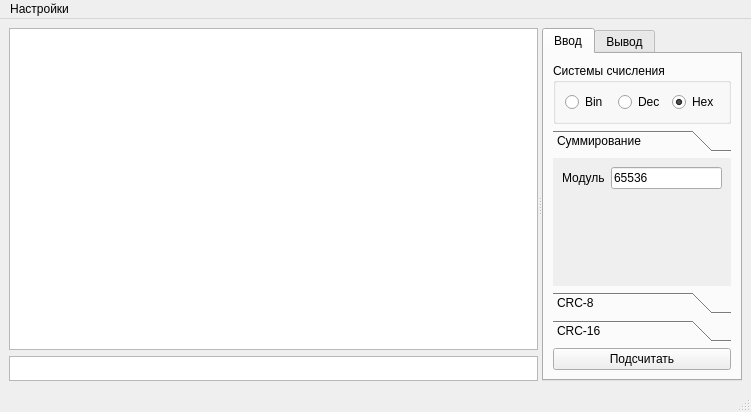
Qt form scheme.ui (Aquarious02/CheckSumCounter) before a commit.
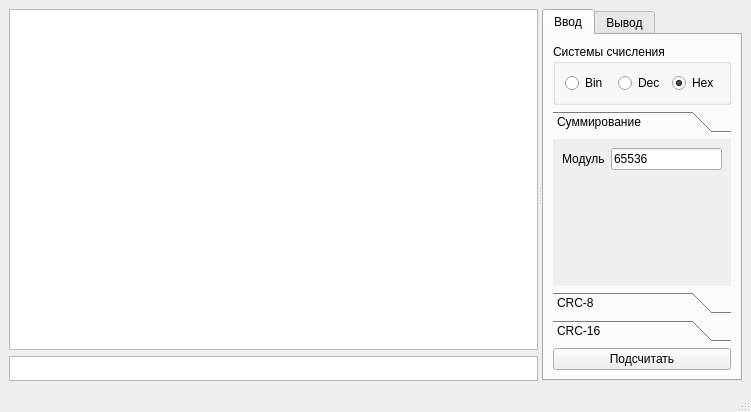
The same form after that commit. The open tabs and pages were chosen to show the change.

Patch:
```diff
--- a/scheme.ui
+++ b/scheme.ui
@@ -482,12 +482,6 @@
      <height>21</height>
     </rect>
    </property>
-   <widget class="QMenu" name="menu">
-    <property name="title">
-     <string>Настройки</string>
-    </property>
-   </widget>
-   <addaction name="menu"/>
   </widget>
   <widget class="QStatusBar" name="statusbar"/>
   <action name="action_by1">
```
Left out of the diff: 2 changed lines with no effect on the pictures.
